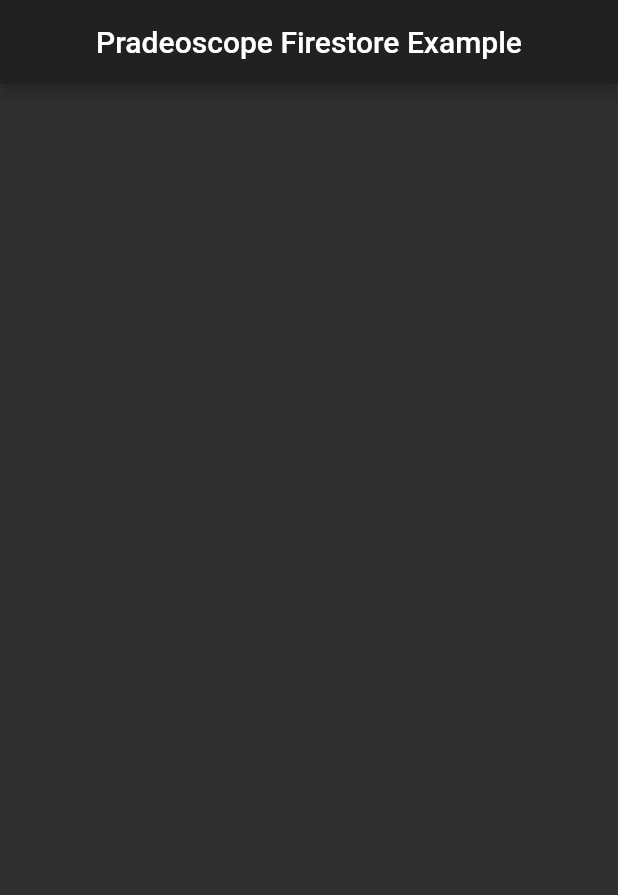
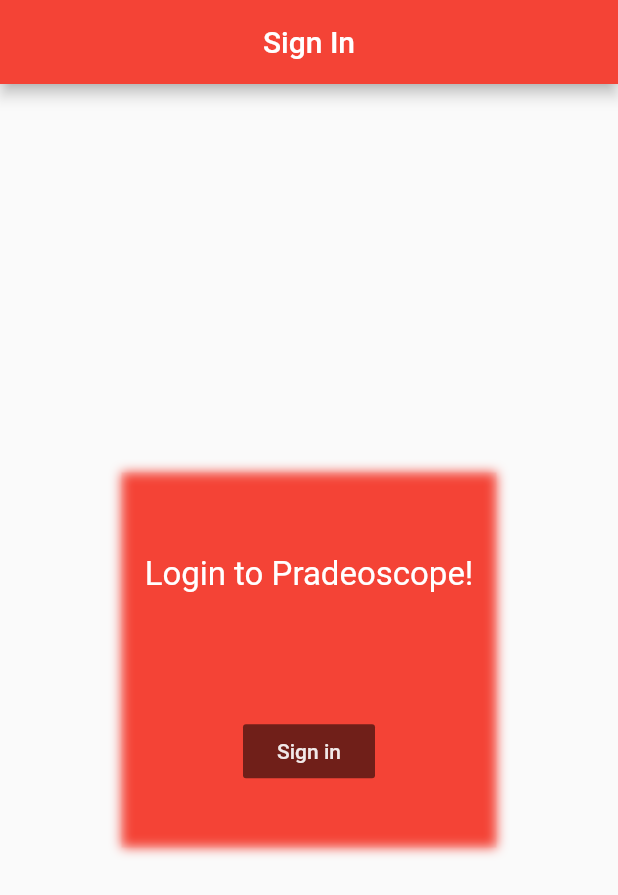
Before and after one commit to Shamzic/Pradeoscope, a Flutter app: the screen it shows after launch, on a phone screen of 412 x 824 dp. Shown: the top 895 px of the screen. Run offline on Flutter 3.47's test engine with Material 2 defaults, Android fonts, the phone set to English and light mode, and no system bars; our stand-ins replace cloud_firestore, firebase_auth, firebase_core, firebase_storage, google_sign_in, image_picker; accounts and stored records are empty.

```diff
--- /dev/null
+++ b/lib/login.dart
@@ -0,0 +1,84 @@
+import 'dart:async';
+import 'dart:ui' show ImageFilter;
+
+import 'package:flutter/material.dart';
+import 'package:pradeoscope/api.dart';
+
+class LoginPage extends StatelessWidget {
+  Future<bool> _loginUser() async {
+    final api = await FBApi.signInWithGoogle();
+    if (api != null) {
+      return true;
+    } else {
+      return false;
+    }
+  }
+
+  @override
+  Widget build(BuildContext context) {
+    return Scaffold(
+      appBar: AppBar(
+        centerTitle: true,
+        title: Text('Sign In'),
+      ),
+      body: Center(
+        child: Stack(
+          children: <Widget>[
+            Center(
+              child: ConstrainedBox(
+                constraints: BoxConstraints.expand(
+                  width: 250.0,
+                  height: 250.0,
+                ),
+                child: Container(
+                  color: Colors.red,
+                ),
+              ),
+            ),
+            Center(
+              child: BackdropFilter(
+                filter: ImageFilter.blur(
+                  sigmaX: 4.0,
+                  sigmaY: 4.0,
+                ),
+                child: Container(
+                  width: 250.0,
+                  height: 250.0,
+                  color: Colors.red.withOpacity(0.1),
+                  padding: EdgeInsets.only(top: 15.0),
+                  child: Column(
+                    mainAxisAlignment: MainAxisAlignment.spaceAround,
+                    children: <Widget>[
+                      Text(
+                        "Login to Pradeoscope!",
+                        style: TextStyle(
+                          color: Colors.white,
+                          fontSize: 22.0,
+                          fontWeight: FontWeight.w400,
+                        ),
+                      ),
+                      FlatButton(
+                        color: Colors.black54,
+                        onPressed: () async {
+                          bool b = await _loginUser();
+
+                          b
+                              ? Navigator.of(context).pushNamed('flux-page')
+                              : Scaffold.of(context).showSnackBar(
+                                    SnackBar(content: Text("Wrong email !")),
+                                  );
+                        },
+                        textColor: Colors.white.withOpacity(0.9),
+                        child: Text('Sign in'),
+                      )
+                    ],
+                  ),
+                ),
+              ),
+            ),
+          ],
+        ),
+      ),
+    );
+  }
+}
--- a/lib/main.dart
+++ b/lib/main.dart
@@ -1,5 +1,8 @@
-import 'package:cloud_firestore/cloud_firestore.dart';
 import 'package:flutter/material.dart';
+import 'package:pradeoscope/flux.dart';
+import 'package:pradeoscope/login.dart';
+//import 'package:pradeoscope/image_example.dart';
+
 
 void main() => runApp(new MyApp());
 
@@ -10,63 +13,18 @@ class MyApp extends StatelessWidget {
     return new MaterialApp(
       debugShowCheckedModeBanner: false,
       title: 'Flutter Demo',
-      theme: ThemeData.dark(),
-      home: MyHomePage(),
+      theme: ThemeData(
+        primaryColor: Colors.red,
+        accentColor: Colors.red,
+
+      ),
+      routes: {
+        "flux-page": (context) => FluxPage(),
+        "login-page": (context) => LoginPage(),
+        "main-page": (context) => MyApp(),
+      },
+      home: LoginPage(),
+      // home: MyHomePage(),
     );
   }
 }
-
-class MyHomePage extends StatelessWidget {
-  @override
-  Widget build(BuildContext context) {
-    return Scaffold(
-      appBar: AppBar(
-        title: Text('Pradeoscope Firestore Example'),
-        centerTitle: true,
-      ),
-      body: StreamBuilder(
-        stream: Firestore.instance.collection('flutter_data').snapshots(),
-        builder: (BuildContext context, AsyncSnapshot<QuerySnapshot> snapshot) {
-          if (!snapshot.hasData)
-            return CircularProgressIndicator();
-          else
-            return FirestoreListView(documents: snapshot.data.documents);
-        },
-      ),
-    );
-  }
-}
-
-class FirestoreListView extends StatelessWidget {
-  final List<DocumentSnapshot> documents;
-
-  FirestoreListView({this.documents});
-
-  @override
-  Widget build(BuildContext context) {
-    return ListView.builder(
-        itemCount: documents.length,
-        itemExtent: 90.0,
-        itemBuilder: (BuildContext context, int index) {
-          String title = documents[index].data['title'].toString();
-
-          return ListTile(
-            title: Container(
-              decoration: BoxDecoration(
-                borderRadius: BorderRadius.circular(5.0),
-                border: Border.all(color: Colors.white),
-              ),
-              padding: EdgeInsets.all(5.0),
-              child: Row(
-                children: <Widget>[
-                  Expanded(
-                    child: Text(title),
-                  )
-                ],
-              ),
-            ),
-          );
-        }
-    );
-  }
-}
--- a/pubspec.yaml
+++ b/pubspec.yaml
@@ -8,7 +8,11 @@ dependencies:
   # The following adds the Cupertino Icons font to your application.
   # Use with the CupertinoIcons class for iOS style icons.
   cupertino_icons: ^0.1.2
-  cloud_firestore: ^0.7.0
+  firebase_auth: "0.5.9"
+  google_sign_in: "3.0.3"
+  cloud_firestore: "0.7.0"
+  image_picker: "0.4.5"
+  firebase_storage: "1.0.0"
 
 dev_dependencies:
   flutter_test:
```
Also changed, not shown: lib/api.dart (added, +36 -0 lines), lib/flux.dart (added, +321 -0 lines), lib/image_example.dart (added, +39 -0 lines), lib/image_storage.dart (added, +133 -0 lines), pubspec.lock.
